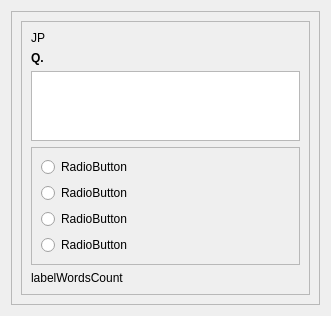
Before: the Qt Designer form src/view/questions_selection.ui in RyotaUnzai/EnglishLeaner, drawn with Qt 5.
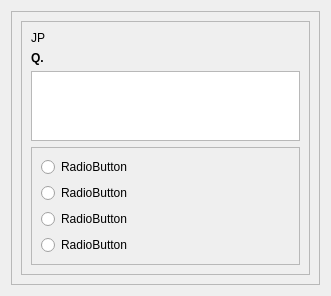
After: the same form once the commit is applied.

```diff
--- a/src/view/questions_selection.ui
+++ b/src/view/questions_selection.ui
@@ -95,13 +95,6 @@
            </layout>
           </widget>
          </item>
-         <item>
-          <widget class="QLabel" name="labelWordsCount">
-           <property name="text">
-            <string>labelWordsCount</string>
-           </property>
-          </widget>
-         </item>
         </layout>
        </widget>
       </item>
```
